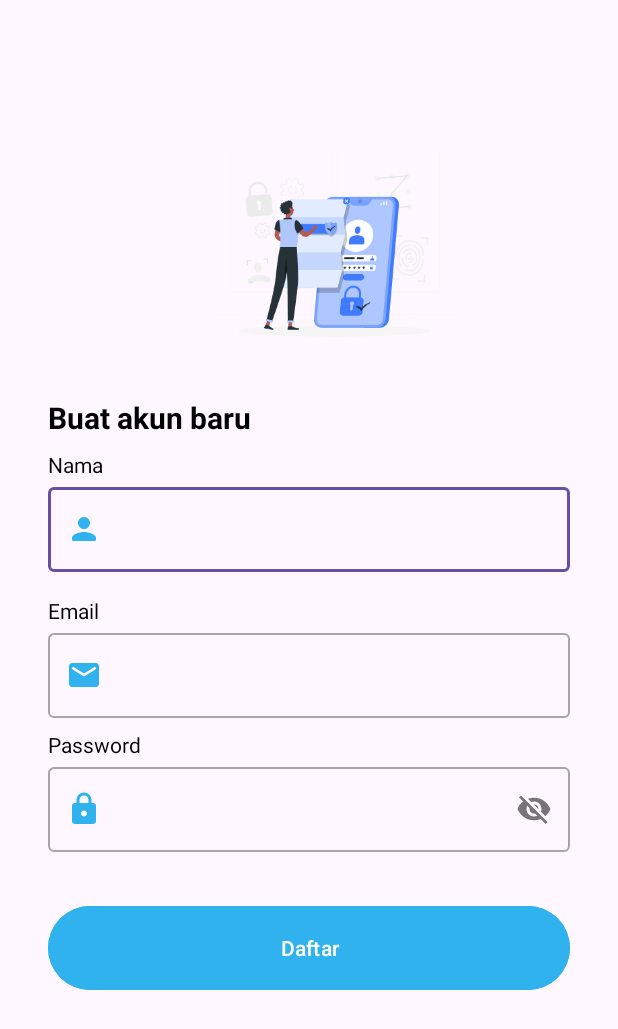
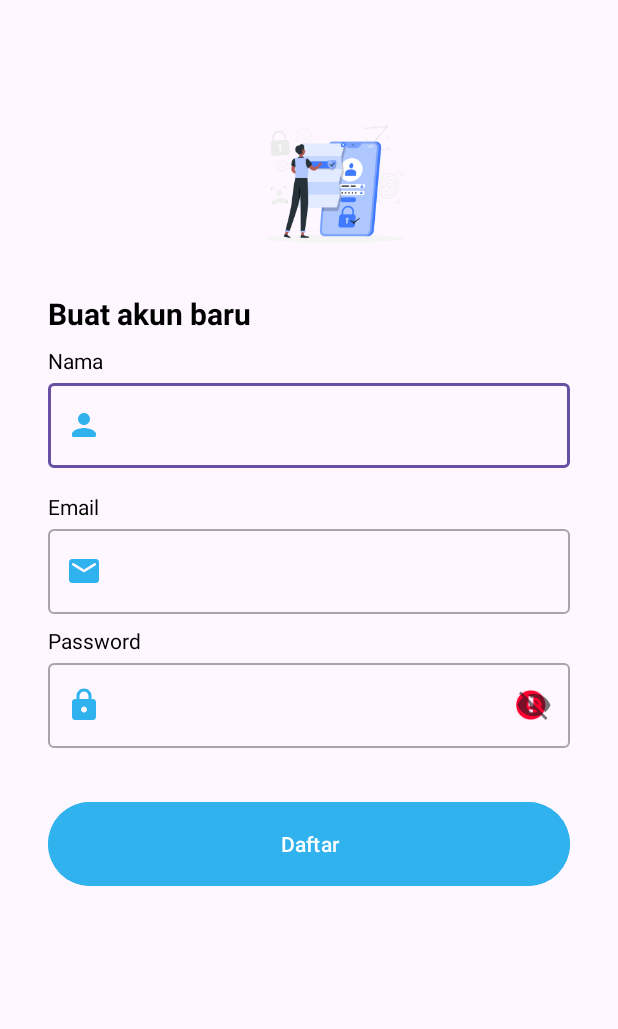
Before and after one commit to Rizqanmr/LearningStory, an Android app: the RegisterActivity screen opened directly, with no data from a screen before it, after a tap on an icon or button, on a phone screen of 412 x 824 dp. Shown: the top 1029 px of the screen. Run offline under Robolectric (Android 15) with nearby library versions, the phone set to English and light mode, and no system bars.

Commit message:
add custom view for edit text password

```diff
--- /dev/null
+++ b/app/src/main/java/com/rizqanmr/learningstory/util/CustomEditText.kt
@@ -0,0 +1,46 @@
+package com.rizqanmr.learningstory.util
+
+import android.content.Context
+import android.text.Editable
+import android.text.TextWatcher
+import android.util.AttributeSet
+import androidx.appcompat.widget.AppCompatEditText
+import androidx.core.content.ContextCompat
+import com.rizqanmr.learningstory.R
+
+class CustomEditText(context: Context, attrs: AttributeSet): AppCompatEditText(context, attrs) {
+
+    private var errorText: String? = null
+
+    init {
+        addTextChangedListener(object : TextWatcher {
+            override fun beforeTextChanged(s: CharSequence, start: Int, count: Int, after: Int) {}
+
+            override fun onTextChanged(s: CharSequence, start: Int, before: Int, count: Int) {}
+
+            override fun afterTextChanged(s: Editable) {
+                val password = s.toString()
+                if (password.length < 8) {
+                    errorText = resources.getText(R.string.invalid_password).toString()
+                    showError()
+                } else {
+                    errorText = null
+                    hideError()
+                }
+            }
+        })
+    }
+
+    private fun showError() {
+        errorText?.let {
+            setTextColor(ContextCompat.getColor(context, android.R.color.holo_red_dark))
+            error = it
+        }
+    }
+
+    private fun hideError() {
+        setTextColor(ContextCompat.getColor(context, android.R.color.black))
+        error = null
+    }
+
+}
--- a/app/src/main/res/layout/activity_register.xml
+++ b/app/src/main/res/layout/activity_register.xml
@@ -1,10 +1,14 @@
 <?xml version="1.0" encoding="utf-8"?>
-<androidx.constraintlayout.widget.ConstraintLayout xmlns:android="http://schemas.android.com/apk/res/android"
+<ScrollView xmlns:android="http://schemas.android.com/apk/res/android"
     xmlns:app="http://schemas.android.com/apk/res-auto"
     xmlns:tools="http://schemas.android.com/tools"
     android:layout_width="match_parent"
     android:layout_height="match_parent"
     tools:context=".view.register.RegisterActivity">
+
+    <androidx.constraintlayout.widget.ConstraintLayout
+        android:layout_width="match_parent"
+        android:layout_height="wrap_content">
 
         <androidx.constraintlayout.widget.Guideline
             android:id="@+id/guidelineHorizontal"
@@ -28,6 +32,7 @@
             android:layout_height="0dp"
             android:layout_marginStart="32dp"
             android:layout_marginEnd="32dp"
+            android:contentDescription="@string/image_register_page"
             app:layout_constraintBottom_toTopOf="@+id/guidelineHorizontal"
             app:layout_constraintEnd_toEndOf="parent"
             app:layout_constraintStart_toStartOf="parent"
@@ -153,7 +158,7 @@
             app:startIconTint="@color/sky_blue"
             tools:alpha="100">
 
-        <com.google.android.material.textfield.TextInputEditText
+            <com.rizqanmr.learningstory.util.CustomEditText
                 android:id="@+id/ed_register_password"
                 android:layout_width="match_parent"
                 android:layout_height="wrap_content"
@@ -177,3 +182,5 @@
             tools:alpha="100" />
 
     </androidx.constraintlayout.widget.ConstraintLayout>
+
+</ScrollView>
--- a/app/src/main/res/values-night/strings.xml
+++ b/app/src/main/res/values-night/strings.xml
@@ -11,4 +11,6 @@
     <string name="password">Password</string>
     <string name="name">Nama</string>
     <string name="title_signup_page">Buat akun baru</string>
+    <string name="image_login_page">Gambar halaman login</string>
+    <string name="image_register_page">Gambar halaman register</string>
 </resources>
--- a/app/src/main/res/values/strings.xml
+++ b/app/src/main/res/values/strings.xml
@@ -9,7 +9,7 @@
     <string name="title_activity_login">LoginActivity</string>
     <string name="welcome">"Welcome !"</string>
     <string name="invalid_username">Not a valid username</string>
-    <string name="invalid_password">Password must be >5 characters</string>
+    <string name="invalid_password">Kata sandi harus memiliki setidaknya 8 karakter</string>
     <string name="login_failed">"Login failed"</string>
     <string name="title_login_page">Masuk ke akunmu</string>
     <string name="desc_login_page">Masukkan email dan password kamu untuk mengakses akunmu</string>
@@ -17,4 +17,6 @@
     <string name="password">Password</string>
     <string name="name">Nama</string>
     <string name="title_signup_page">Buat akun baru</string>
+    <string name="image_login_page">Gambar halaman login</string>
+    <string name="image_register_page">Gambar halaman register</string>
 </resources>
```
Also changed, not shown: app/src/main/res/layout/activity_login.xml (+9 -2 lines). Lines whose indentation alone changed are shown as unchanged.
